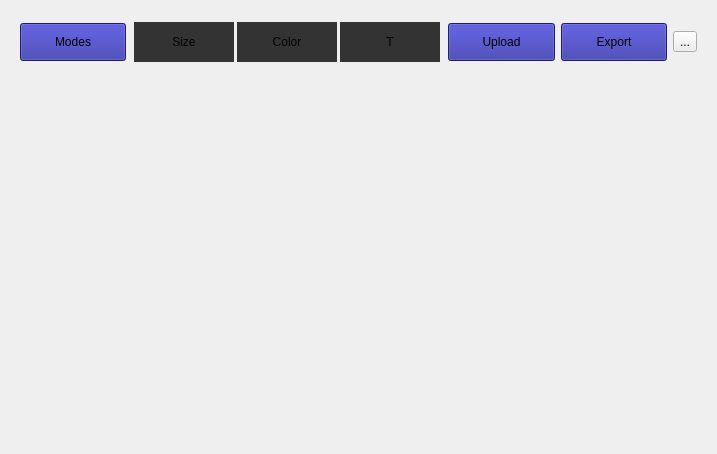
NinzaRJ01/fire-canvas, file designs/SimpleDrawingWindow.ui: the form before one commit.
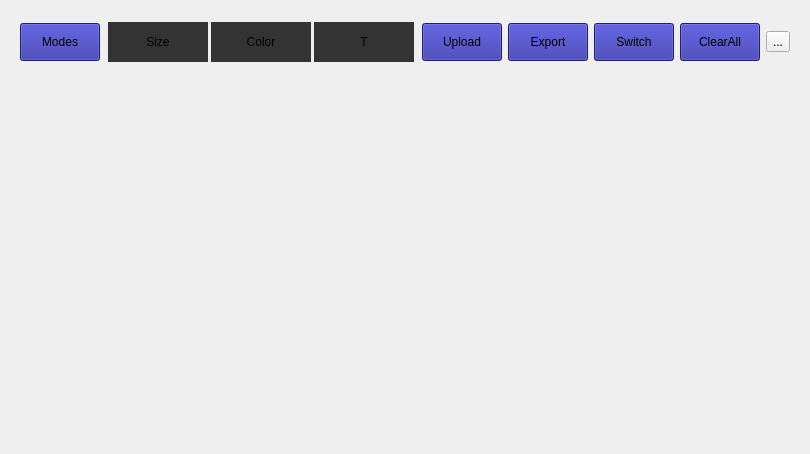
The form after the commit. Icons and pictures are not drawn.

Commit message: Added Close Btn

The edit to the form file:
```diff
--- a/designs/SimpleDrawingWindow.ui
+++ b/designs/SimpleDrawingWindow.ui
@@ -6,7 +6,7 @@
    <rect>
     <x>0</x>
     <y>0</y>
-    <width>717</width>
+    <width>734</width>
     <height>454</height>
    </rect>
   </property>
@@ -160,6 +160,20 @@
         </property>
        </widget>
       </item>
+      <item>
+       <widget class="QPushButton" name="layoutSwitch">
+        <property name="text">
+         <string>Switch</string>
+        </property>
+       </widget>
+      </item>
+      <item>
+       <widget class="QPushButton" name="clearAllBtn">
+        <property name="text">
+         <string>ClearAll</string>
+        </property>
+       </widget>
+      </item>
       <item>
        <widget class="QToolButton" name="toolButton">
         <property name="text">
```
Left out of the diff: 14 changed lines with no effect on the pictures.
